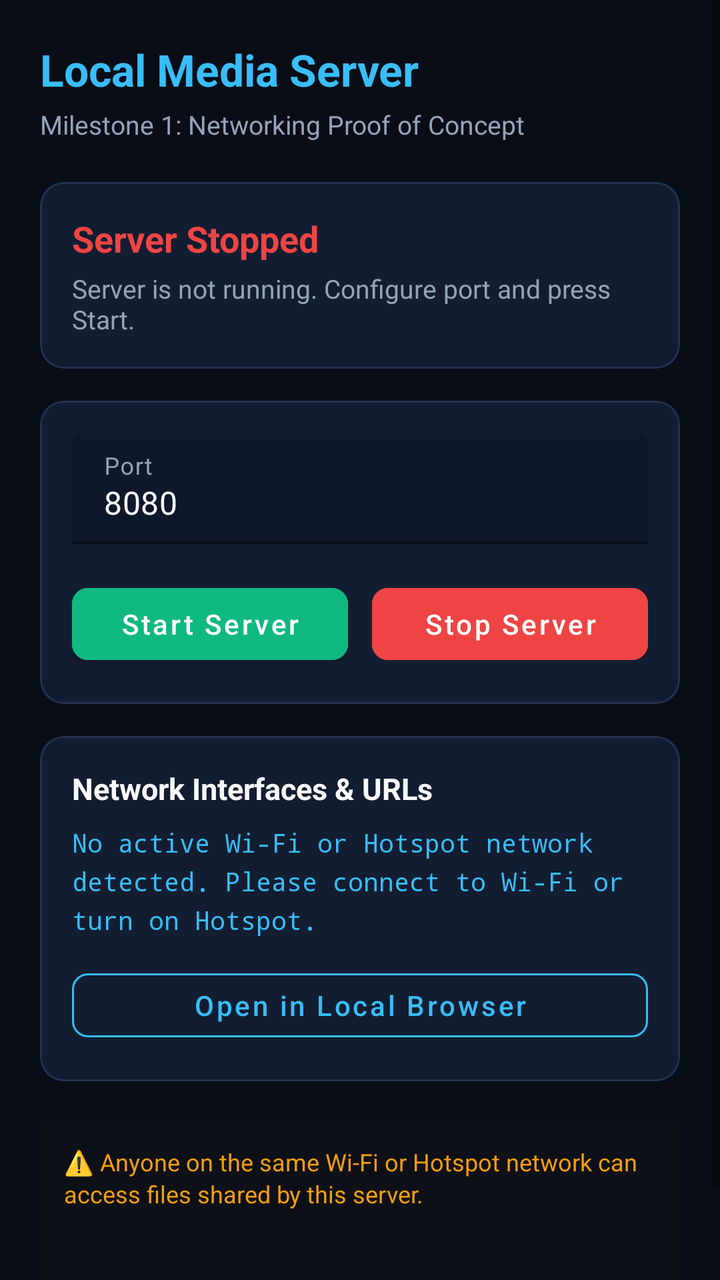
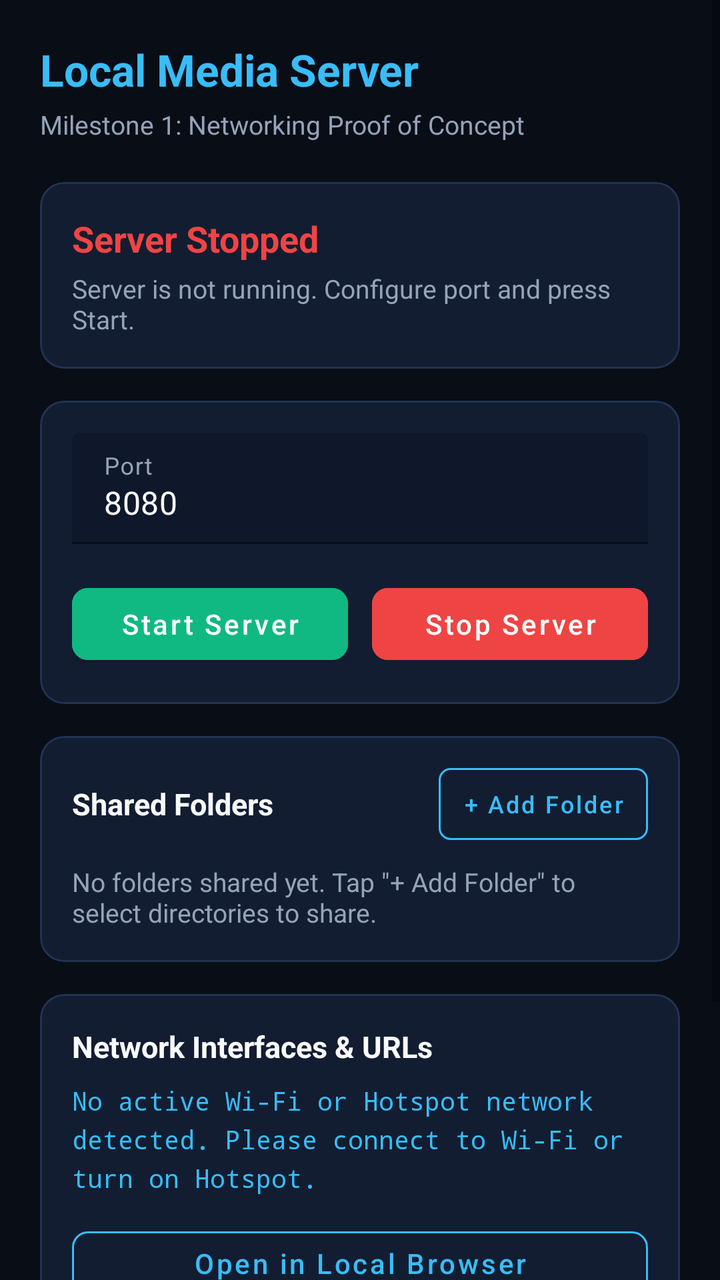

Two renders of the same Android screen: before a commit and after it. Below are the layout's source before the change and the commit's diff.
<!-- AndroidManifest.xml: application theme Theme.LocalMediaServer -->
<!-- res/layout/activity_main.xml -->
<?xml version="1.0" encoding="utf-8"?>
<ScrollView xmlns:android="http://schemas.android.com/apk/res/android"
    xmlns:app="http://schemas.android.com/apk/res-auto"
    xmlns:tools="http://schemas.android.com/tools"
    android:layout_width="match_parent"
    android:layout_height="match_parent"
    android:background="@color/background"
    android:fillViewport="true">

    <LinearLayout
        android:layout_width="match_parent"
        android:layout_height="wrap_content"
        android:orientation="vertical"
        android:padding="20dp">

        
        <TextView
            android:id="@+id/tvAppTitle"
            android:layout_width="wrap_content"
            android:layout_height="wrap_content"
            android:text="@string/app_name"
            android:textColor="@color/accent"
            android:textSize="22sp"
            android:textStyle="bold" />

        <TextView
            android:layout_width="wrap_content"
            android:layout_height="wrap_content"
            android:layout_marginTop="4dp"
            android:text="Milestone 1: Networking Proof of Concept"
            android:textColor="@color/text_secondary"
            android:textSize="13sp" />

        
        <com.google.android.material.card.MaterialCardView
            android:layout_width="match_parent"
            android:layout_height="wrap_content"
            android:layout_marginTop="20dp"
            app:cardBackgroundColor="@color/surface"
            app:cardCornerRadius="12dp"
            app:cardElevation="0dp"
            app:strokeColor="@color/surface_border"
            app:strokeWidth="1dp">

            <LinearLayout
                android:layout_width="match_parent"
                android:layout_height="wrap_content"
                android:orientation="vertical"
                android:padding="16dp">

                <TextView
                    android:id="@+id/tvStatus"
                    android:layout_width="wrap_content"
                    android:layout_height="wrap_content"
                    android:text="@string/server_status_stopped"
                    android:textColor="@color/status_red"
                    android:textSize="18sp"
                    android:textStyle="bold" />

                <TextView
                    android:id="@+id/tvStatusDetail"
                    android:layout_width="wrap_content"
                    android:layout_height="wrap_content"
                    android:layout_marginTop="4dp"
                    android:text="Server is not running. Configure port and press Start."
                    android:textColor="@color/text_secondary"
                    android:textSize="13sp" />

            </LinearLayout>

        </com.google.android.material.card.MaterialCardView>

        
        <com.google.android.material.card.MaterialCardView
            android:layout_width="match_parent"
            android:layout_height="wrap_content"
            android:layout_marginTop="16dp"
            app:cardBackgroundColor="@color/surface"
            app:cardCornerRadius="12dp"
            app:cardElevation="0dp"
            app:strokeColor="@color/surface_border"
            app:strokeWidth="1dp">

            <LinearLayout
                android:layout_width="match_parent"
                android:layout_height="wrap_content"
                android:orientation="vertical"
                android:padding="16dp">

                <com.google.android.material.textfield.TextInputLayout
                    android:id="@+id/tilPort"
                    android:layout_width="match_parent"
                    android:layout_height="wrap_content"
                    android:hint="@string/port_label"
                    android:textColorHint="@color/text_secondary"
                    app:boxBackgroundColor="@color/primary"
                    app:boxStrokeColor="@color/accent"
                    app:hintTextColor="@color/accent">

                    <com.google.android.material.textfield.TextInputEditText
                        android:id="@+id/etPort"
                        android:layout_width="match_parent"
                        android:layout_height="wrap_content"
                        android:inputType="number"
                        android:text="8080"
                        android:textColor="@color/text_primary" />

                </com.google.android.material.textfield.TextInputLayout>

                <LinearLayout
                    android:layout_width="match_parent"
                    android:layout_height="wrap_content"
                    android:layout_marginTop="16dp"
                    android:orientation="horizontal">

                    <com.google.android.material.button.MaterialButton
                        android:id="@+id/btnStart"
                        android:layout_width="0dp"
                        android:layout_height="48dp"
                        android:layout_weight="1"
                        android:backgroundTint="@color/status_green"
                        android:text="@string/btn_start_server"
                        android:textAllCaps="false"
                        android:textColor="#FFFFFF"
                        app:cornerRadius="8dp" />

                    <com.google.android.material.button.MaterialButton
                        android:id="@+id/btnStop"
                        android:layout_width="0dp"
                        android:layout_height="48dp"
                        android:layout_marginStart="12dp"
                        android:layout_weight="1"
                        android:backgroundTint="@color/status_red"
                        android:enabled="false"
                        android:text="@string/btn_stop_server"
                        android:textAllCaps="false"
                        android:textColor="#FFFFFF"
                        app:cornerRadius="8dp" />

                </LinearLayout>

            </LinearLayout>

        </com.google.android.material.card.MaterialCardView>

        
        <com.google.android.material.card.MaterialCardView
            android:layout_width="match_parent"
            android:layout_height="wrap_content"
            android:layout_marginTop="16dp"
            app:cardBackgroundColor="@color/surface"
            app:cardCornerRadius="12dp"
            app:cardElevation="0dp"
            app:strokeColor="@color/surface_border"
            app:strokeWidth="1dp">

            <LinearLayout
                android:layout_width="match_parent"
                android:layout_height="wrap_content"
                android:orientation="vertical"
                android:padding="16dp">

                <TextView
                    android:layout_width="wrap_content"
                    android:layout_height="wrap_content"
                    android:text="@string/interfaces_label"
                    android:textColor="@color/text_primary"
                    android:textSize="15sp"
                    android:textStyle="bold" />

                <TextView
                    android:id="@+id/tvUrls"
                    android:layout_width="match_parent"
                    android:layout_height="wrap_content"
                    android:layout_marginTop="8dp"
                    android:fontFamily="monospace"
                    android:lineSpacingExtra="4dp"
                    android:text="@string/no_network_found"
                    android:textColor="@color/accent"
                    android:textSize="13sp" />

                <com.google.android.material.button.MaterialButton
                    android:id="@+id/btnOpenBrowser"
                    style="@style/Widget.MaterialComponents.Button.OutlinedButton"
                    android:layout_width="match_parent"
                    android:layout_height="44dp"
                    android:layout_marginTop="12dp"
                    android:enabled="false"
                    android:text="@string/open_in_browser"
                    android:textAllCaps="false"
                    android:textColor="@color/accent"
                    app:cornerRadius="8dp"
                    app:strokeColor="@color/accent" />

            </LinearLayout>

        </com.google.android.material.card.MaterialCardView>

        
        <TextView
            android:id="@+id/tvSecurityNotice"
            android:layout_width="match_parent"
            android:layout_height="wrap_content"
            android:layout_marginTop="20dp"
            android:background="@drawable/ic_launcher_background"
            android:backgroundTint="#1F2A1E0E"
            android:lineSpacingExtra="2dp"
            android:padding="12dp"
            android:text="@string/security_notice"
            android:textColor="#F59E0B"
            android:textSize="12sp" />

    </LinearLayout>

</ScrollView>
<!-- resources referenced by this layout -->
<resources>
  <color name="accent">#38BDF8</color>
  <color name="background">#090D16</color>
  <color name="primary">#0F172A</color>
  <color name="status_green">#10B981</color>
  <color name="status_red">#EF4444</color>
  <color name="surface">#131D31</color>
  <color name="surface_border">#223252</color>
  <color name="text_primary">#F8FAFC</color>
  <color name="text_secondary">#94A3B8</color>
  <!-- drawable ic_launcher_background (drawable) -->
  <vector xmlns:android="http://schemas.android.com/apk/res/android"
      android:width="108dp"
      android:height="108dp"
      android:viewportWidth="108"
      android:viewportHeight="108">
      <path
          android:fillColor="#0F172A"
          android:pathData="M0,0h108v108h-108z" />
  </vector>
  <string name="app_name">Local Media Server</string>
  <string name="btn_start_server">Start Server</string>
  <string name="btn_stop_server">Stop Server</string>
  <string name="interfaces_label">Network Interfaces &amp; URLs</string>
  <string name="no_network_found">No active Wi-Fi or Hotspot network detected. Please connect to Wi-Fi or turn on Hotspot.</string>
  <string name="open_in_browser">Open in Local Browser</string>
  <string name="port_label">Port</string>
  <string name="security_notice">⚠️ Anyone on the same Wi-Fi or Hotspot network can access files shared by this server.</string>
  <string name="server_status_stopped">Server Stopped</string>
  <style name="Theme.LocalMediaServer" parent="Theme.MaterialComponents.DayNight.NoActionBar">
          <item name="colorPrimary">@color/accent</item>
          <item name="colorPrimaryVariant">@color/primary_variant</item>
          <item name="colorOnPrimary">#FFFFFF</item>
          <item name="android:windowBackground">@color/background</item>
          <item name="android:statusBarColor">@color/background</item>
          <item name="android:navigationBarColor">@color/background</item>
      </style>
  <color name="primary_variant">#1E293B</color>
</resources>

<!-- the commit's change to res/layout/activity_main.xml (unified diff, before → after) -->
@@ -160,6 +160,76 @@
                 android:orientation="vertical"
                 android:padding="16dp">
 
+                <LinearLayout
+                    android:layout_width="match_parent"
+                    android:layout_height="wrap_content"
+                    android:gravity="center_vertical"
+                    android:orientation="horizontal">
+
+                    <TextView
+                        android:layout_width="0dp"
+                        android:layout_height="wrap_content"
+                        android:layout_weight="1"
+                        android:text="@string/shared_folders_label"
+                        android:textColor="@color/text_primary"
+                        android:textSize="15sp"
+                        android:textStyle="bold" />
+
+                    <com.google.android.material.button.MaterialButton
+                        android:id="@+id/btnAddFolder"
+                        style="@style/Widget.MaterialComponents.Button.OutlinedButton"
+                        android:layout_width="wrap_content"
+                        android:layout_height="36dp"
+                        android:insetTop="0dp"
+                        android:insetBottom="0dp"
+                        android:paddingHorizontal="12dp"
+                        android:text="@string/btn_add_folder"
+                        android:textAllCaps="false"
+                        android:textColor="@color/accent"
+                        android:textSize="12sp"
+                        app:cornerRadius="6dp"
+                        app:strokeColor="@color/accent" />
+
+                </LinearLayout>
+
+                <LinearLayout
+                    android:id="@+id/layoutSharesContainer"
+                    android:layout_width="match_parent"
+                    android:layout_height="wrap_content"
+                    android:layout_marginTop="12dp"
+                    android:orientation="vertical">
+
+                    <TextView
+                        android:id="@+id/tvEmptyShares"
+                        android:layout_width="match_parent"
+                        android:layout_height="wrap_content"
+                        android:text="@string/no_folders_shared"
+                        android:textColor="@color/text_secondary"
+                        android:textSize="13sp" />
+
+                </LinearLayout>
+
+            </LinearLayout>
+
+        </com.google.android.material.card.MaterialCardView>
+
+        
+        <com.google.android.material.card.MaterialCardView
+            android:layout_width="match_parent"
+            android:layout_height="wrap_content"
+            android:layout_marginTop="16dp"
+            app:cardBackgroundColor="@color/surface"
+            app:cardCornerRadius="12dp"
+            app:cardElevation="0dp"
+            app:strokeColor="@color/surface_border"
+            app:strokeWidth="1dp">
+
+            <LinearLayout
+                android:layout_width="match_parent"
+                android:layout_height="wrap_content"
+                android:orientation="vertical"
+                android:padding="16dp">
+
                 <TextView
                     android:layout_width="wrap_content"
                     android:layout_height="wrap_content"
<!-- resource entries referenced after the edit -->
@@ -20,14 +20,17 @@
           android:pathData="M0,0h108v108h-108z" />
   </vector>
   <string name="app_name">Local Media Server</string>
+  <string name="btn_add_folder">+ Add Folder</string>
   <string name="btn_start_server">Start Server</string>
   <string name="btn_stop_server">Stop Server</string>
   <string name="interfaces_label">Network Interfaces &amp; URLs</string>
+  <string name="no_folders_shared">No folders shared yet. Tap \"+ Add Folder\" to select directories to share.</string>
   <string name="no_network_found">No active Wi-Fi or Hotspot network detected. Please connect to Wi-Fi or turn on Hotspot.</string>
   <string name="open_in_browser">Open in Local Browser</string>
   <string name="port_label">Port</string>
   <string name="security_notice">⚠️ Anyone on the same Wi-Fi or Hotspot network can access files shared by this server.</string>
   <string name="server_status_stopped">Server Stopped</string>
+  <string name="shared_folders_label">Shared Folders</string>
   <style name="Theme.LocalMediaServer" parent="Theme.MaterialComponents.DayNight.NoActionBar">
           <item name="colorPrimary">@color/accent</item>
           <item name="colorPrimaryVariant">@color/primary_variant</item>
